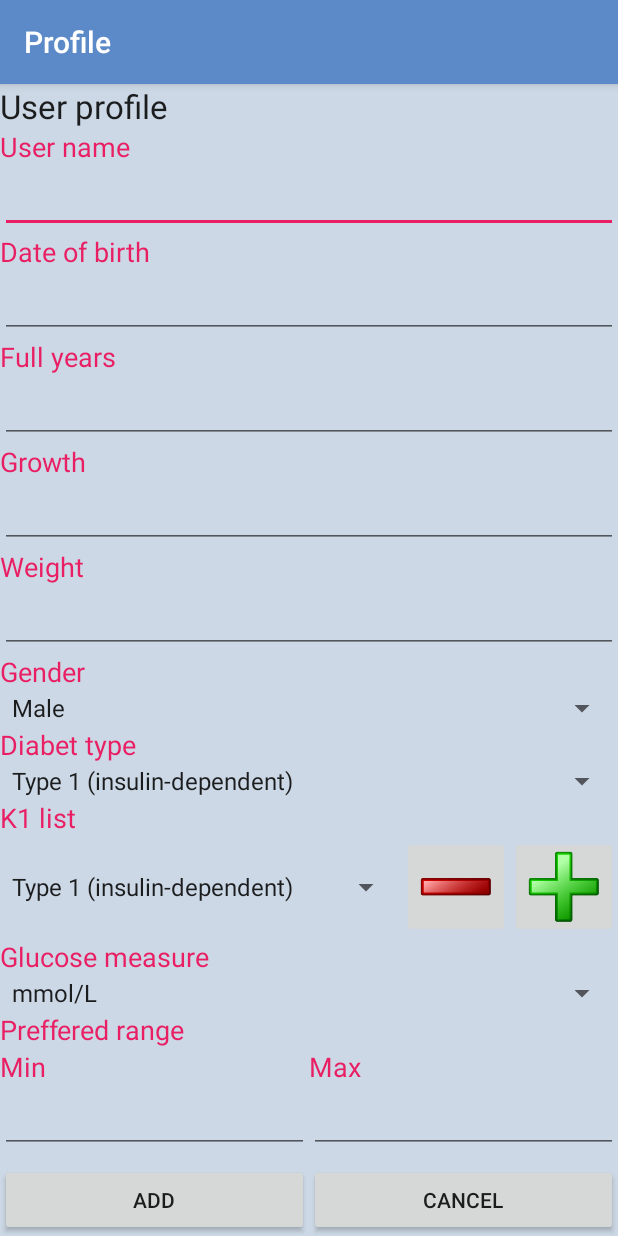
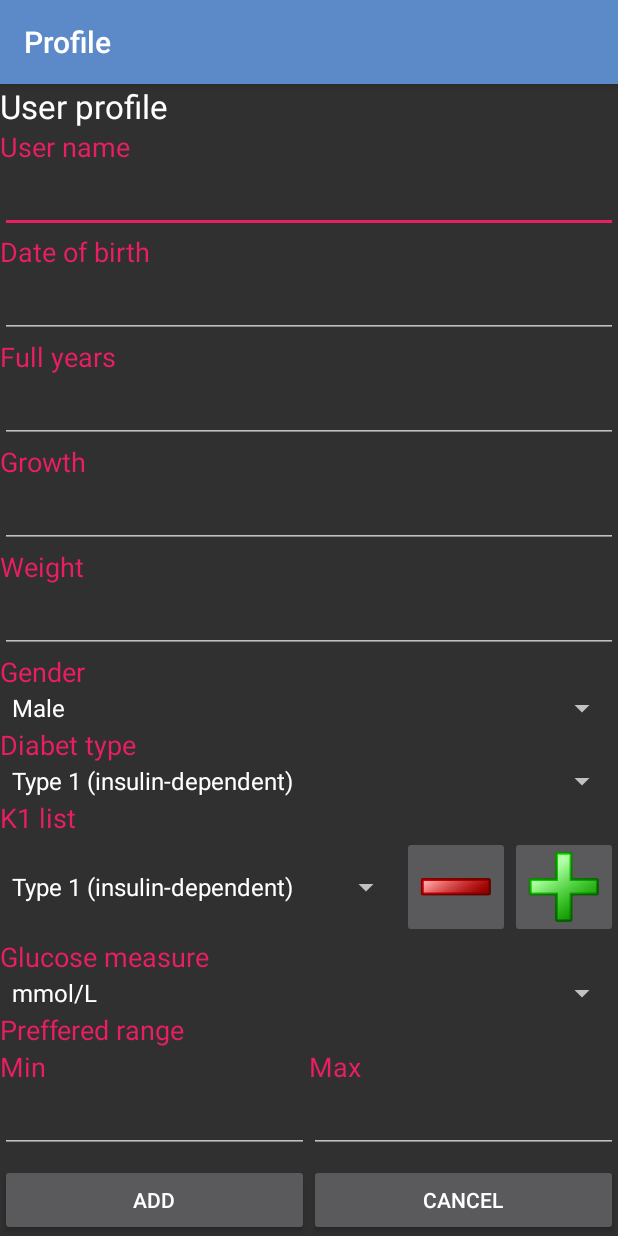
Before and after one commit to dmvstar/diadiary, an Android app: the UserProfileActivity screen opened directly, with no data from a screen before it, on a phone screen of 412 x 824 dp. Run offline under Robolectric (Android 15) with nearby library versions, the phone set to English and light mode, and no system bars; libraries missing offline, so code that uses them is left out: com.activeandroid, com.activeandroid.query; 1 statement that could not run was skipped.

Commit message:
reafactoring user profile activity

```diff
--- a/app/src/main/java/sf/net/dvstar/diadiary/activity/DiaryPressureAddActivity.java
+++ b/app/src/main/java/sf/net/dvstar/diadiary/activity/DiaryPressureAddActivity.java
@@ -32,7 +32,7 @@ public class DiaryPressureAddActivity extends AppCompatActivity {
     private int mMode;
     private Context mContext;
 
-    private Button mBtAdd;
+    private Button mBtConfirm;
     private List mNotesList;
 
     private PressureReading mPressureReading;
@@ -53,14 +53,14 @@ public class DiaryPressureAddActivity extends AppCompatActivity {
         mEtPressureDate = (EditText) findViewById(R.id.et_date);
         mEtPressureTime = (EditText) findViewById(R.id.et_time);
         mEtComment = (EditText) findViewById(R.id.et_comment);
-        mBtAdd = (Button) findViewById(R.id.bt_confirm);
+        mBtConfirm = (Button) findViewById(R.id.bt_confirm);
         mSpNotes = (Spinner) findViewById(R.id.sp_notes);
 
         SetDateTime.SetTime fromTime = new SetDateTime.SetTime(mEtPressureTime, this);
         SetDateTime.SetDate fromDate = new SetDateTime.SetDate(mEtPressureDate, this);
 
         if (mMode == CommonConstants.MODE_ACTIONS_EDIT_ITEM) {
-            mBtAdd.setText( getResources().getString(R.string.button_insulin_update) );
+            mBtConfirm.setText(getResources().getString(R.string.button_insulin_update));
             long iId = getIntent().getExtras().getLong(CommonConstants.KEY_INTENT_EXTRA_ROW_ID);
             mPressureReading = new Select().from(PressureReading.class).where("id = ?", iId).executeSingle();
 
--- a/app/src/main/java/sf/net/dvstar/diadiary/activity/UserProfileActivity.java
+++ b/app/src/main/java/sf/net/dvstar/diadiary/activity/UserProfileActivity.java
@@ -30,7 +30,7 @@ public class UserProfileActivity extends AppCompatActivity implements ActivitySa
 
     private Context mContext;
     private int mMode;
-    private Button mBtAdd;
+    private Button mBtConfirm;
     private UserProfile mUserProfile;
     private EditText mEtUserName;
     private EditText mEtUserAge;
@@ -51,7 +51,7 @@ public class UserProfileActivity extends AppCompatActivity implements ActivitySa
         super.onCreate(savedInstanceState);
         setContentView(R.layout.activity_user_profile);
         mContext = this;
-        mBtAdd = (Button) findViewById(R.id.bt_confirm);
+        mBtConfirm = (Button) findViewById(R.id.bt_confirm);
 
         mEtUserName = (EditText)findViewById(R.id.et_user_profile_name);
         mEtUserAge    = (EditText) findViewById(R.id.et_user_profile_age);
@@ -75,6 +75,7 @@ public class UserProfileActivity extends AppCompatActivity implements ActivitySa
     public void addK1(View view) {
         UIUtilities.showInputDialog(DIALOG_SHOW_INPUT_K1, this
                 , getResources().getString(R.string.dialog_add_k1_title)
+                , getResources().getString(R.string.dialog_add_k1_message)
                 , this
         );
 
@@ -177,7 +178,7 @@ public class UserProfileActivity extends AppCompatActivity implements ActivitySa
         else mMode = CommonConstants.MODE_ACTIONS_EDIT_ADD;
 
         if (mMode == CommonConstants.MODE_ACTIONS_EDIT_ITEM) {
-            mBtAdd.setText( getResources().getString(R.string.button_insulin_update) );
+            mBtConfirm.setText(getResources().getString(R.string.button_insulin_update));
             mEtUserName.setText(mUserProfile.name);
             mEtUserAge.setText(mUserProfile.age);
             //mEtUserDateOfBirth.setText(""+mUserProfile.birth);
--- a/app/src/main/java/sf/net/dvstar/diadiary/utilitis/UIUtilities.java
+++ b/app/src/main/java/sf/net/dvstar/diadiary/utilitis/UIUtilities.java
@@ -36,7 +36,7 @@ public class UIUtilities {
 
     }
 
-    public static void showInputDialog(final int aFrom, Context aContext, String aMessage, final UIInterfaceYesNo aYesNo) {
+    public static void showInputDialog(final int aFrom, Context aContext, String aTitle, String aMessage, final UIInterfaceYesNo aYesNo) {
         final EditText input = new EditText(aContext);
 
         DialogInterface.OnClickListener dialogClickListener = new DialogInterface.OnClickListener() {
@@ -60,7 +60,7 @@ public class UIUtilities {
         };
 
         AlertDialog.Builder builder = new AlertDialog.Builder(aContext);
-        builder.setTitle("Text");
+        builder.setTitle(aTitle);
         builder.setMessage(aMessage);
 
         input.setInputType(InputType.TYPE_CLASS_NUMBER|InputType.TYPE_NUMBER_FLAG_DECIMAL);
--- a/app/src/main/res/layout/activity_prod_menu_add.xml
+++ b/app/src/main/res/layout/activity_prod_menu_add.xml
@@ -66,7 +66,7 @@
                 android:textColor="@color/accent" />
 
             <Spinner
-                android:id="@+id/sp_list_K1"
+                android:id="@+id/sp_user_profile_k1"
                 android:layout_width="wrap_content"
                 android:layout_height="wrap_content" />
             </LinearLayout>
--- a/app/src/main/res/values/strings.xml
+++ b/app/src/main/res/values/strings.xml
@@ -136,7 +136,8 @@
     <string name="insulin_K1_dose">Insulin:</string>
     <string name="common_label_K1">K1</string>
     <string name="user_profile_K1_list">K1 list</string>
-    <string name="dialog_add_k1_title">Add K1 value to list</string>
+    <string name="dialog_add_k1_title">Enter value</string>
+    <string name="dialog_add_k1_message">Add K1 value to list</string>
     <string name="dialog_del_k1_title">Remove current K1 from list, are you shure ?</string>
     <string name="user_profile_date_of_birth">Date of birth</string>
     <string name="user_profile_weight">Weight</string>
--- a/app/src/main/res/values/styles.xml
+++ b/app/src/main/res/values/styles.xml
@@ -2,7 +2,9 @@
 
     <!-- Base application theme. -->
     <!--style name="AppTheme" parent="Theme.AppCompat.Light.NoActionBar"-->
-    <style name="AppTheme" parent="Theme.AppCompat.Light.DarkActionBar">
+    <!--style name="AppTheme" parent="Theme.AppCompat.Light.DarkActionBar"-->
+    <style name="AppTheme" parent="Theme.AppCompat">
+    <!--style name="AppTheme" parent="android:Theme.Holo"-->
     <!--style name="AppTheme" parent="ThemeOverlay.AppCompat.Dark"-->
         <!-- Customize your theme here. -->
         <item name="colorPrimary">@color/primary</item>
@@ -10,10 +12,10 @@
         <item name="colorAccent">@color/accent</item>
 
         <!--item name="android:background">@color/colorBackground</item-->
-
+<!--
         <item name="android:windowBackground">@color/colorWindowBackground</item>
         <item name="android:colorBackground">@color/colorBackground</item>
-
+-->
     </style>
 
     <style name="AppTheme.NoActionBar">
```
Also changed, not shown: app/src/main/java/sf/net/dvstar/diadiary/activity/ProdMenuAddActivity.java (+25 -0 lines), 1 other file.
